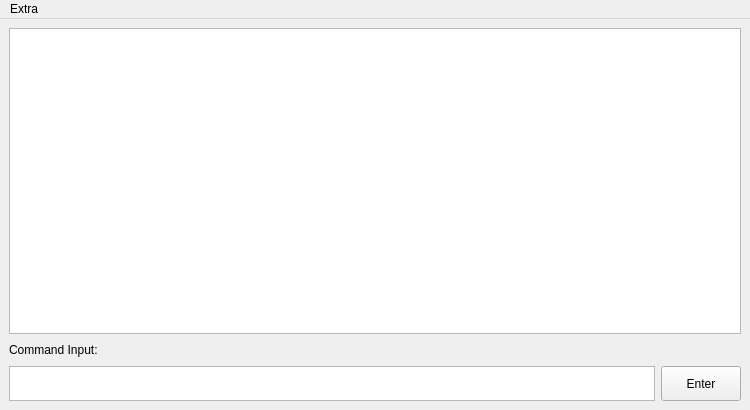
First picture: the form in client/gui/ui/MainWindow.ui, repository Howest-AdvMathProg/project-2021-Joren-vanGoethem, before the edit.
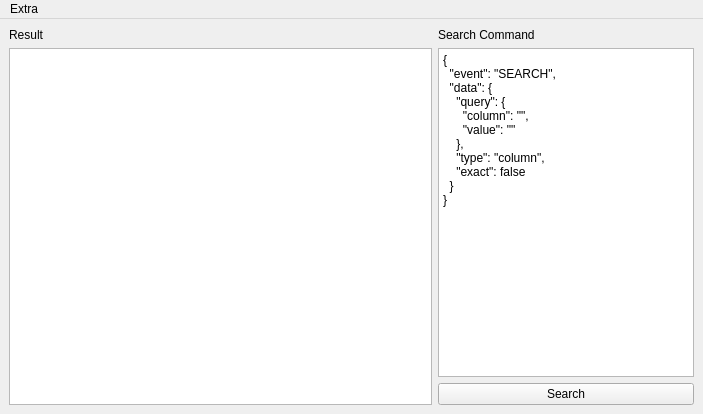
Second picture: the form after the edit.

```diff
--- a/client/gui/ui/MainWindow.ui
+++ b/client/gui/ui/MainWindow.ui
@@ -6,8 +6,8 @@
    <rect>
     <x>0</x>
     <y>0</y>
-    <width>750</width>
-    <height>410</height>
+    <width>703</width>
+    <height>414</height>
    </rect>
   </property>
   <property name="sizePolicy">
@@ -23,91 +23,63 @@
    <property name="enabled">
     <bool>true</bool>
    </property>
-   <layout class="QVBoxLayout" name="verticalLayout" stretch="1,0">
-    <item>
-     <widget class="QTextEdit" name="MainField"/>
+   <layout class="QGridLayout" name="gridLayout" rowstretch="0,0,0" columnstretch="1,0">
+    <property name="sizeConstraint">
+     <enum>QLayout::SetDefaultConstraint</enum>
+    </property>
+    <item row="0" column="0">
+     <widget class="QLabel" name="Resultlabel">
+      <property name="text">
+       <string>Result</string>
+      </property>
+     </widget>
     </item>
-    <item>
-     <layout class="QGridLayout" name="gridLayout">
-      <property name="sizeConstraint">
-       <enum>QLayout::SetDefaultConstraint</enum>
+    <item row="1" column="1">
+     <widget class="QPlainTextEdit" name="commandfield">
+      <property name="plainText">
+       <string>{
+  &quot;event&quot;: &quot;SEARCH&quot;,
+  &quot;data&quot;: {
+    &quot;query&quot;: {
+      &quot;column&quot;: &quot;&quot;,
+      &quot;value&quot;: &quot;&quot;
+    },
+    &quot;type&quot;: &quot;column&quot;,
+    &quot;exact&quot;: false
+  }
+}</string>
       </property>
-      <property name="spacing">
-       <number>6</number>
+     </widget>
+    </item>
+    <item row="0" column="1">
+     <widget class="QLabel" name="commandlabel">
+      <property name="text">
+       <string>Search Command</string>
       </property>
-      <item row="0" column="0">
-       <widget class="QLabel" name="CommandLabel">
-        <property name="sizePolicy">
-         <sizepolicy hsizetype="Fixed" vsizetype="Fixed">
-          <horstretch>0</horstretch>
-          <verstretch>0</verstretch>
-         </sizepolicy>
-        </property>
-        <property name="minimumSize">
-         <size>
-          <width>100</width>
-          <height>20</height>
-         </size>
-        </property>
-        <property name="maximumSize">
-         <size>
-          <width>300</width>
-          <height>20</height>
-         </size>
-        </property>
-        <property name="text">
-         <string>Command Input:</string>
-        </property>
-        <property name="buddy">
-         <cstring>CommandField</cstring>
-        </property>
-       </widget>
-      </item>
-      <item row="1" column="0">
-       <widget class="QTextEdit" name="CommandField">
-        <property name="sizePolicy">
-         <sizepolicy hsizetype="Expanding" vsizetype="Expanding">
-          <horstretch>5</horstretch>
-          <verstretch>5</verstretch>
-         </sizepolicy>
-        </property>
-        <property name="minimumSize">
-         <size>
-          <width>150</width>
-          <height>35</height>
-         </size>
-        </property>
-        <property name="maximumSize">
-         <size>
-          <width>1920</width>
-          <height>35</height>
-         </size>
-        </property>
-        <property name="sizeAdjustPolicy">
-         <enum>QAbstractScrollArea::AdjustToContents</enum>
-        </property>
-       </widget>
-      </item>
-      <item row="1" column="1">
-       <widget class="QPushButton" name="CommandEnterBtn">
-        <property name="minimumSize">
-         <size>
-          <width>70</width>
-          <height>35</height>
-         </size>
-        </property>
-        <property name="maximumSize">
-         <size>
-          <width>90</width>
-          <height>35</height>
-         </size>
-        </property>
-        <property name="text">
-         <string>Enter</string>
-        </property>
-       </widget>
-      </item>
-     </layout>
+     </widget>
+    </item>
+    <item row="2" column="1">
+     <widget class="QPushButton" name="Searchbutton">
+      <property name="text">
+       <string>Search</string>
+      </property>
+     </widget>
+    </item>
+    <item row="1" column="0" rowspan="2">
+     <widget class="QTableView" name="ResultTable">
+      <property name="editTriggers">
+       <set>QAbstractItemView::NoEditTriggers</set>
+      </property>
+      <property name="alternatingRowColors">
+       <bool>true</bool>
+      </property>
+      <property name="sortingEnabled">
+       <bool>true</bool>
+      </property>
+      <attribute name="verticalHeaderShowSortIndicator" stdset="0">
+       <bool>true</bool>
+      </attribute>
+     </widget>
     </item>
    </layout>
   </widget>
@@ -116,7 +88,7 @@
     <rect>
      <x>0</x>
      <y>0</y>
-     <width>750</width>
+     <width>703</width>
      <height>30</height>
     </rect>
    </property>
```
Left out of the diff: 15 changed lines with no effect on the pictures.
